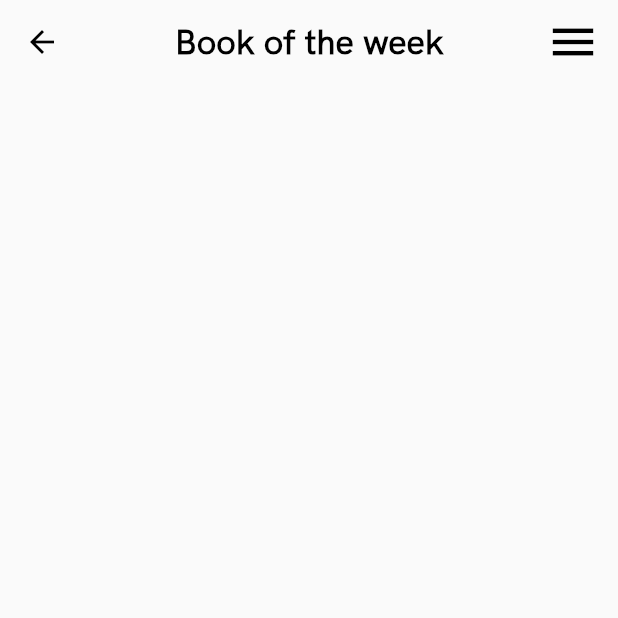
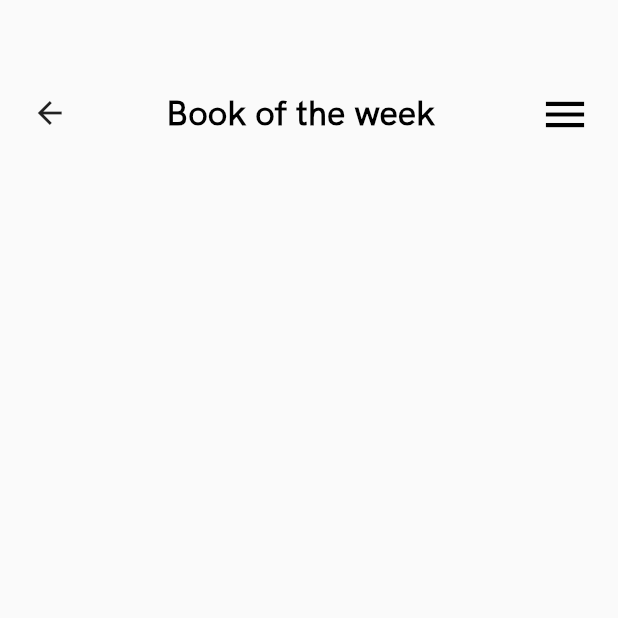
Before and after one commit to MohaamedHamdy/MVVM_Books_App, a Flutter app: the HomeScreen screen opened by its route, on a phone screen of 412 x 824 dp, the top half of it. Run offline on Flutter 3.47's test engine with Material 2 defaults, Android fonts, the phone set to English and light mode, and no system bars; our stand-ins replace flutter_screenutil.

Commit message:
change the whole home app bar code

```diff
--- a/lib/features/home/presentation/view/home_screen.dart
+++ b/lib/features/home/presentation/view/home_screen.dart
@@ -1,33 +1,13 @@
 import 'package:flutter/material.dart';
-import 'package:mvvm_books/core/utils/styles.dart';
+import 'widgets/home_screen_body.dart';
 
 class HomeScreen extends StatelessWidget {
   const HomeScreen({super.key});
 
   @override
   Widget build(BuildContext context) {
-    return Scaffold(
-      extendBodyBehindAppBar: true,
-      appBar: AppBar(
-        title: Text(
-          'Book of the week',
-          style: Style.styles20,
-        ),
-        centerTitle: true,
-        actions: [
-          Padding(
-            padding: const EdgeInsets.only(right: 8.0),
-            child: IconButton(
-              onPressed: () {},
-              icon: const Icon(
-                Icons.menu,
-                size: 36,
-              ),
-            ),
-          ),
-        ],
-      ),
-      // body: ,
+    return const Scaffold(
+      body: HomeScreenBody(),
     );
   }
 }
--- /dev/null
+++ b/lib/features/home/presentation/view/widgets/home_screen_body.dart
@@ -0,0 +1,66 @@
+import 'package:flutter/material.dart';
+import 'package:flutter_screenutil/flutter_screenutil.dart';
+import 'package:mvvm_books/core/utils/styles.dart';
+
+class HomeScreenBody extends StatelessWidget {
+  const HomeScreenBody({super.key});
+
+  @override
+  Widget build(BuildContext context) {
+    // return Container(
+    //   margin: EdgeInsets.only(bottom: 250.h),
+    //   alignment: Alignment.topCenter,
+    //   decoration: const BoxDecoration(
+    //     image: DecorationImage(
+    //       image: AssetImage('assets/images/Vector1.png'),
+    //     ),
+    //   ),
+    //   child: Padding(
+    //     padding: EdgeInsets.only(top: 100.h, left: 20.h, right: 20.h),
+    //     child: Column(
+    //       children: [],
+    //     ),
+    //   ),
+    // );
+    return SizedBox(
+      width: double.maxFinite,
+      height: double.maxFinite,
+      child: Stack(
+        children: [
+          Positioned(
+            left: 8.w,
+            top: 43.h,
+            child: Row(
+              children: [
+                IconButton(
+                  onPressed: () {
+                    Navigator.pop(context);
+                  },
+                  icon: const Icon(Icons.arrow_back),
+                ),
+                SizedBox(
+                  width: MediaQuery.of(context).size.width * 0.13,
+                ),
+                Text(
+                  'Book of the week',
+                  style: Style.styles20,
+                ),
+                SizedBox(
+                  width: MediaQuery.of(context).size.width * 0.15,
+                ),
+                IconButton(
+                  onPressed: () {},
+                  icon: const Icon(
+                    Icons.menu,
+                    size: 34,
+                    color: Colors.black,
+                  ),
+                ),
+              ],
+            ),
+          ),
+        ],
+      ),
+    );
+  }
+}
```
